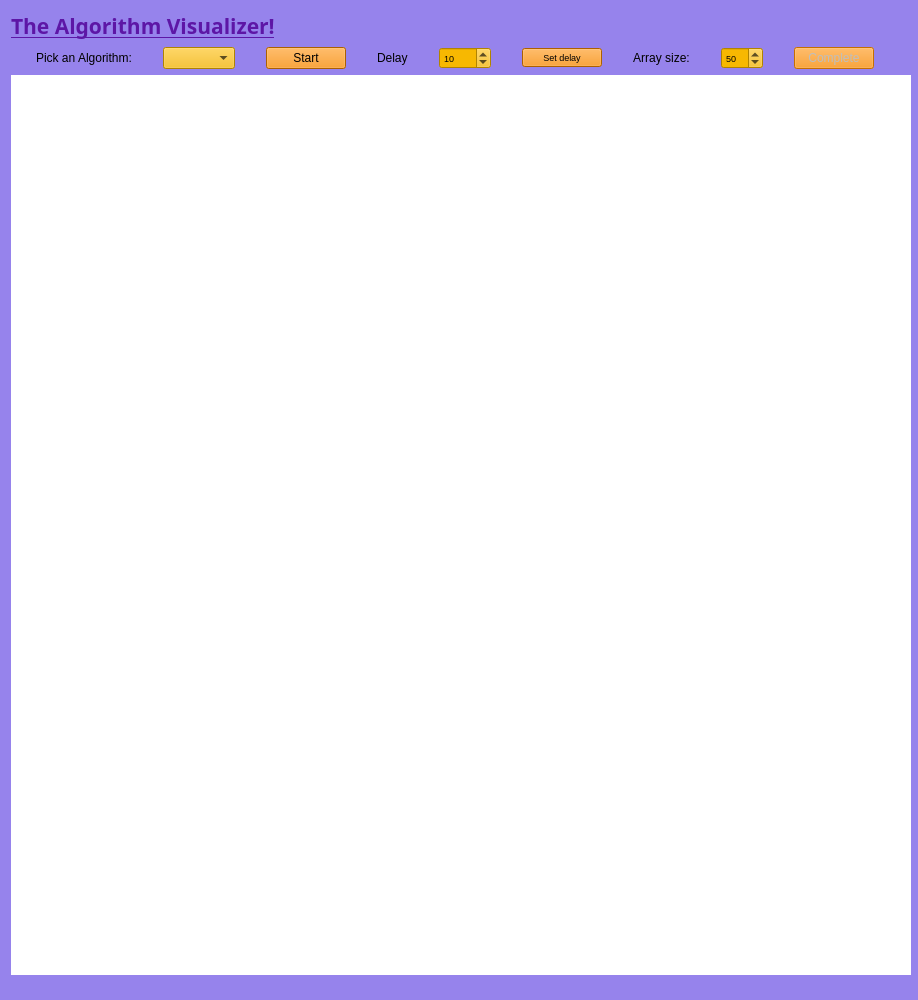
Qt form gui/barGraph/mainwindow.ui (ethancfung/Sorting-Pathfinding-Algorithm-Visualizer) before a commit.
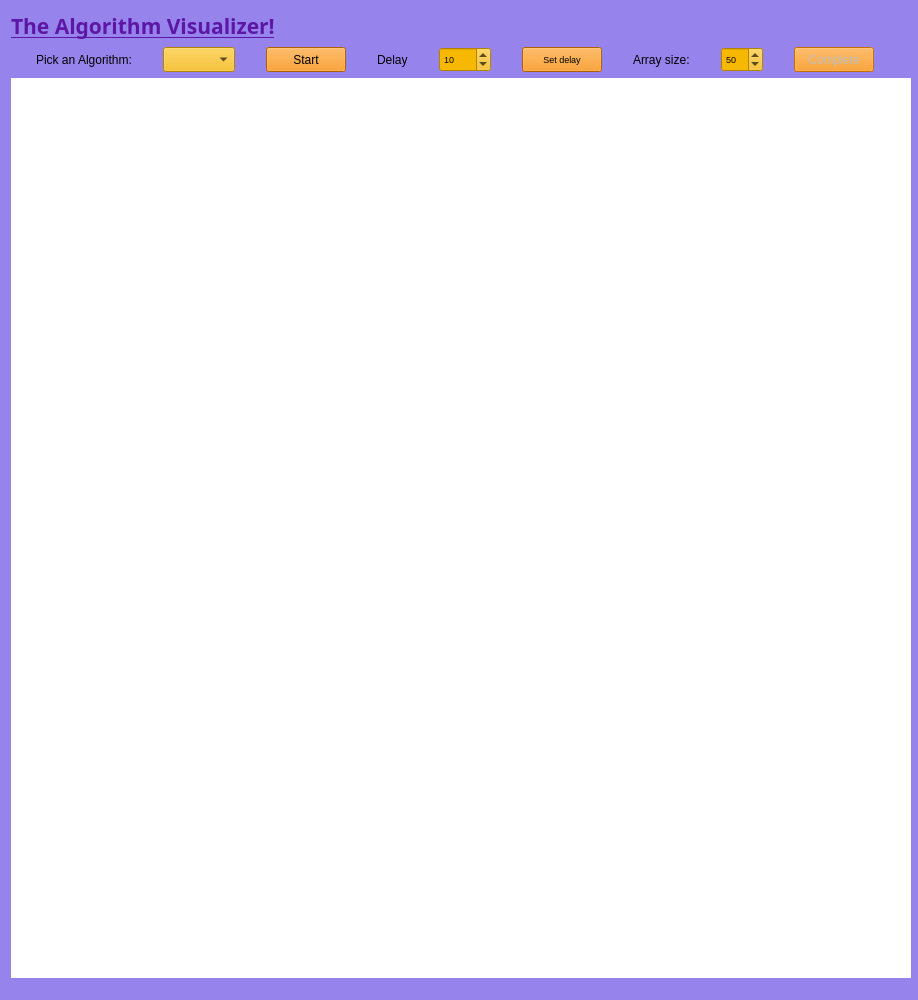
The same form after that commit.

Commit message: fixed small button error

The edit to the form file:
```diff
--- a/gui/barGraph/mainwindow.ui
+++ b/gui/barGraph/mainwindow.ui
@@ -65,6 +65,12 @@
           <verstretch>0</verstretch>
          </sizepolicy>
         </property>
+        <property name="minimumSize">
+         <size>
+          <width>0</width>
+          <height>25</height>
+         </size>
+        </property>
         <property name="text">
          <string>Pick an Algorithm:</string>
         </property>
@@ -81,6 +87,12 @@
           <verstretch>0</verstretch>
          </sizepolicy>
         </property>
+        <property name="minimumSize">
+         <size>
+          <width>0</width>
+          <height>25</height>
+         </size>
+        </property>
         <property name="styleSheet">
          <string notr="true">background-color: rgb(247, 184, 1);</string>
         </property>
@@ -97,6 +109,12 @@
           <verstretch>0</verstretch>
          </sizepolicy>
         </property>
+        <property name="minimumSize">
+         <size>
+          <width>0</width>
+          <height>25</height>
+         </size>
+        </property>
         <property name="styleSheet">
          <string notr="true">background-color: rgb(241, 135, 1);</string>
         </property>
@@ -113,6 +131,12 @@
           <verstretch>0</verstretch>
          </sizepolicy>
         </property>
+        <property name="minimumSize">
+         <size>
+          <width>0</width>
+          <height>25</height>
+         </size>
+        </property>
         <property name="text">
          <string>Delay</string>
         </property>
@@ -126,6 +150,12 @@
           <verstretch>0</verstretch>
          </sizepolicy>
         </property>
+        <property name="minimumSize">
+         <size>
+          <width>0</width>
+          <height>25</height>
+         </size>
+        </property>
         <property name="font">
          <font>
           <pointsize>7</pointsize>
@@ -156,6 +186,12 @@
           <verstretch>0</verstretch>
          </sizepolicy>
         </property>
+        <property name="minimumSize">
+         <size>
+          <width>0</width>
+          <height>25</height>
+         </size>
+        </property>
         <property name="font">
          <font>
           <pointsize>7</pointsize>
@@ -177,10 +213,16 @@
           <verstretch>0</verstretch>
          </sizepolicy>
         </property>
+        <property name="minimumSize">
+         <size>
+          <width>0</width>
+          <height>25</height>
+         </size>
+        </property>
         <property name="maximumSize">
          <size>
           <width>16777215</width>
-          <height>15</height>
+          <height>25</height>
          </size>
         </property>
         <property name="layoutDirection">
@@ -190,7 +232,7 @@
          <string>Array size:</string>
         </property>
         <property name="alignment">
-         <set>Qt::AlignCenter</set>
+         <set>Qt::AlignLeading|Qt::AlignLeft|Qt::AlignVCenter</set>
         </property>
        </widget>
       </item>
@@ -202,6 +244,12 @@
           <verstretch>0</verstretch>
          </sizepolicy>
         </property>
+        <property name="minimumSize">
+         <size>
+          <width>0</width>
+          <height>25</height>
+         </size>
+        </property>
         <property name="font">
          <font>
           <pointsize>7</pointsize>
@@ -235,6 +283,12 @@
           <verstretch>0</verstretch>
          </sizepolicy>
         </property>
+        <property name="minimumSize">
+         <size>
+          <width>0</width>
+          <height>25</height>
+         </size>
+        </property>
         <property name="styleSheet">
          <string notr="true">background-color: rgb(241, 135, 1);</string>
         </property>
```
The commit also changes 4 other files.
